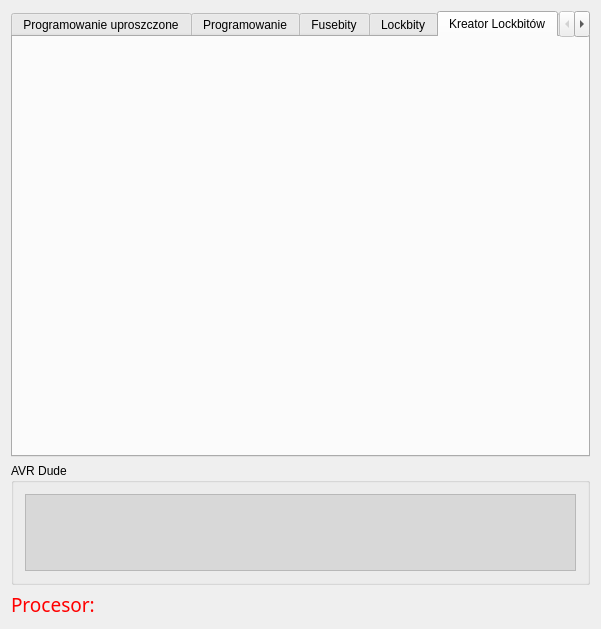
First picture: the form in forms/maindialog.ui, repository ttomek32/tmfavrcalculator, before the edit.
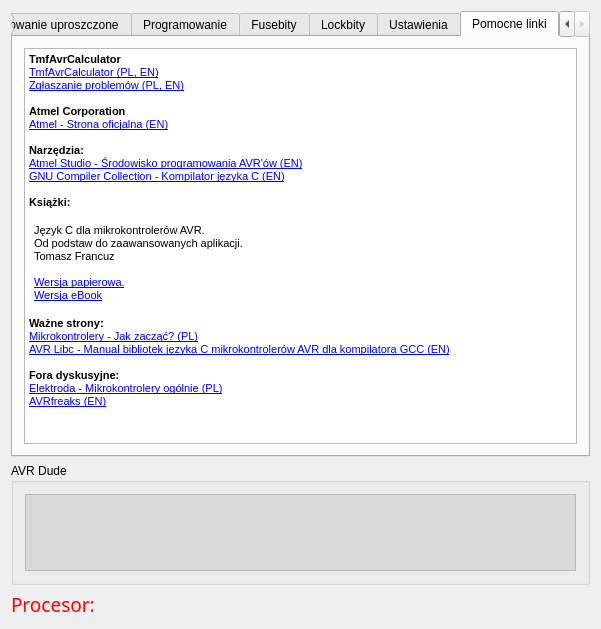
Second picture: the form after the edit. The open tabs and pages were chosen to show the change. Icons and pictures are not drawn.

Commit message: Dodałem zakładkę pomocne linki.

Diff of the .ui file:
```diff
--- a/forms/maindialog.ui
+++ b/forms/maindialog.ui
@@ -1022,11 +1022,6 @@
        </item>
       </layout>
      </widget>
-     <widget class="QWidget" name="LockbitWizzardTab">
-      <attribute name="title">
-       <string>Kreator Lockbitów</string>
-      </attribute>
-     </widget>
      <widget class="QWidget" name="SetUpTab">
       <attribute name="title">
        <string>Ustawienia</string>
@@ -1135,6 +1130,34 @@
        </item>
       </layout>
      </widget>
+     <widget class="QWidget" name="LockbitWizzardTab">
+      <attribute name="title">
+       <string>Pomocne linki</string>
+      </attribute>
+      <layout class="QGridLayout" name="gridLayout_15">
+       <item row="0" column="0">
+        <widget class="QTextBrowser" name="textBrowser">
+         <property name="html">
+          <string>&lt;!DOCTYPE HTML PUBLIC &quot;-//W3C//DTD HTML 4.0//EN&quot; &quot;http://www.w3.org/TR/REC-html40/strict.dtd&quot;&gt;
+&lt;html&gt;&lt;head&gt;&lt;meta name=&quot;qrichtext&quot; content=&quot;1&quot; /&gt;&lt;style type=&quot;text/css&quot;&gt;
+p, li { white-space: pre-wrap; }
+&lt;/style&gt;&lt;/head&gt;&lt;body style=&quot; font-family:'MS Shell Dlg 2'; font-size:8.25pt; font-weight:400; font-style:normal;&quot;&gt;
+&lt;p style=&quot; margin-top:0px; margin-bottom:0px; margin-left:0px; margin-right:0px; -qt-block-indent:0; text-indent:0px;&quot;&gt;&lt;span style=&quot; font-size:8pt; font-weight:600;&quot;&gt;TmfAvrCalculator&lt;/span&gt;&lt;span style=&quot; font-size:8pt;&quot;&gt;&lt;br /&gt;&lt;/span&gt;&lt;a href=&quot;http://code.google.com/p/tmfavrcalculator/&quot;&gt;&lt;span style=&quot; font-size:8pt; text-decoration: underline; color:#0000ff;&quot;&gt;TmfAvrCalculator (PL, EN)&lt;/span&gt;&lt;/a&gt;&lt;span style=&quot; font-size:8pt;&quot;&gt;&lt;br /&gt;&lt;/span&gt;&lt;a href=&quot;http://www.blogger.com/blogger.g?blogID=7695106814115592153&quot;&gt;&lt;span style=&quot; font-size:8pt; text-decoration: underline; color:#0000ff;&quot;&gt;Zgłaszanie problemów (PL, EN)&lt;/span&gt;&lt;/a&gt;&lt;span style=&quot; font-size:8pt;&quot;&gt;&lt;br /&gt;&lt;br /&gt;&lt;/span&gt;&lt;span style=&quot; font-size:8pt; font-weight:600;&quot;&gt;Atmel Corporation&lt;/span&gt;&lt;span style=&quot; font-size:8pt;&quot;&gt;&lt;br /&gt;&lt;/span&gt;&lt;a href=&quot;http://www.atmel.com/&quot;&gt;&lt;span style=&quot; font-size:8pt; text-decoration: underline; color:#0000ff;&quot;&gt;Atmel - Strona oficjalna (EN)&lt;/span&gt;&lt;/a&gt;&lt;span style=&quot; font-size:8pt;&quot;&gt;&lt;br /&gt;&lt;br /&gt;&lt;/span&gt;&lt;span style=&quot; font-size:8pt; font-weight:600;&quot;&gt;Narzędzia:&lt;/span&gt;&lt;span style=&quot; font-size:8pt;&quot;&gt;&lt;br /&gt;&lt;/span&gt;&lt;a href=&quot;http://www.atmel.com/atmelstudio&quot;&gt;&lt;span style=&quot; font-size:8pt; text-decoration: underline; color:#0000ff;&quot;&gt;Atmel Studio - Środowisko programowania AVR'ów (EN)&lt;/span&gt;&lt;/a&gt;&lt;span style=&quot; font-size:8pt;&quot;&gt;&lt;br /&gt;&lt;/span&gt;&lt;a href=&quot;http://gcc.gnu.org/&quot;&gt;&lt;span style=&quot; font-size:8pt; text-decoration: underline; color:#0000ff;&quot;&gt;GNU Compiler Collection - Kompilator języka C (EN)&lt;/span&gt;&lt;/a&gt;&lt;span style=&quot; font-size:8pt;&quot;&gt;&lt;br /&gt;&lt;br /&gt;&lt;/span&gt;&lt;span style=&quot; font-size:8pt; font-weight:600;&quot;&gt;Książki:&lt;/span&gt;&lt;span style=&quot; font-size:8pt;&quot;&gt;&lt;br /&gt;&lt;/span&gt;&lt;/p&gt;
+&lt;table border=&quot;0&quot; style=&quot; margin-top:0px; margin-bottom:0px; margin-left:0px; margin-right:0px;&quot; cellspacing=&quot;2&quot; cellpadding=&quot;0&quot;&gt;
+&lt;tr&gt;
+&lt;td&gt;
+&lt;p style=&quot; margin-top:0px; margin-bottom:0px; margin-left:0px; margin-right:0px; -qt-block-indent:0; text-indent:0px;&quot;&gt;&lt;img src=&quot;:/jcmikr.jpg&quot; /&gt;&lt;/p&gt;&lt;/td&gt;
+&lt;td&gt;
+&lt;p style=&quot; margin-top:0px; margin-bottom:0px; margin-left:0px; margin-right:0px; -qt-block-indent:0; text-indent:0px;&quot;&gt;&lt;span style=&quot; font-size:8pt;&quot;&gt;Język C dla mikrokontrolerów AVR.&lt;br /&gt;Od podstaw do zaawansowanych aplikacji.&lt;br /&gt;Tomasz Francuz&lt;br /&gt;&lt;br /&gt;&lt;/span&gt;&lt;a href=&quot;http://helion.pl/view/5314./jcmikr.htm&quot;&gt;&lt;span style=&quot; font-size:8pt; text-decoration: underline; color:#0000ff;&quot;&gt;Wersja papierowa.&lt;/span&gt;&lt;/a&gt;&lt;span style=&quot; font-size:8pt;&quot;&gt;&lt;br /&gt;&lt;/span&gt;&lt;a href=&quot;http://helion.pl/view/5314./jcmikr_p.htm&quot;&gt;&lt;span style=&quot; font-size:8pt; text-decoration: underline; color:#0000ff;&quot;&gt;Wersja eBook&lt;/span&gt;&lt;/a&gt;&lt;/p&gt;&lt;/td&gt;&lt;/tr&gt;&lt;/table&gt;
+&lt;p style=&quot; margin-top:0px; margin-bottom:0px; margin-left:0px; margin-right:0px; -qt-block-indent:0; text-indent:0px;&quot;&gt;&lt;span style=&quot; font-size:8pt;&quot;&gt;&lt;br /&gt;&lt;/span&gt;&lt;span style=&quot; font-size:8pt; font-weight:600;&quot;&gt;Ważne strony:&lt;/span&gt;&lt;span style=&quot; font-size:8pt;&quot;&gt;&lt;br /&gt;&lt;/span&gt;&lt;a href=&quot;http://mikrokontrolery.blogspot.com/&quot;&gt;&lt;span style=&quot; font-size:8pt; text-decoration: underline; color:#0000ff;&quot;&gt;Mikrokontrolery - Jak zacząć? (PL)&lt;/span&gt;&lt;/a&gt;&lt;span style=&quot; font-size:8pt;&quot;&gt;&lt;br /&gt;&lt;/span&gt;&lt;a href=&quot;http://www.nongnu.org/avr-libc/user-manual/modules.html&quot;&gt;&lt;span style=&quot; font-size:8pt; text-decoration: underline; color:#0000ff;&quot;&gt;AVR Libc - Manual bibliotek języka C mikrokontrolerów AVR dla kompilatora GCC (EN)&lt;/span&gt;&lt;/a&gt;&lt;span style=&quot; font-size:8pt;&quot;&gt;&lt;br /&gt;&lt;br /&gt;&lt;/span&gt;&lt;span style=&quot; font-size:8pt; font-weight:600;&quot;&gt;Fora dyskusyjne:&lt;/span&gt;&lt;span style=&quot; font-size:8pt;&quot;&gt;&lt;br /&gt;&lt;/span&gt;&lt;a href=&quot;http://www.elektroda.pl/rtvforum/forum12.html&quot;&gt;&lt;span style=&quot; font-size:8pt; text-decoration: underline; color:#0000ff;&quot;&gt;Elektroda - Mikrokontrolery ogólnie (PL)&lt;/span&gt;&lt;/a&gt;&lt;span style=&quot; font-size:8pt;&quot;&gt;&lt;br /&gt;&lt;/span&gt;&lt;a href=&quot;http://www.avrfreaks.net/&quot;&gt;&lt;span style=&quot; font-size:8pt; text-decoration: underline; color:#0000ff;&quot;&gt;AVRfreaks (EN)&lt;/span&gt;&lt;/a&gt;&lt;/p&gt;&lt;/body&gt;&lt;/html&gt;</string>
+         </property>
+         <property name="openExternalLinks">
+          <bool>true</bool>
+         </property>
+        </widget>
+       </item>
+      </layout>
+     </widget>
     </widget>
    </item>
    <item row="5" column="0">
```
Left out of the diff: 2 changed lines with no effect on the pictures. The commit also changes 2 other files.
